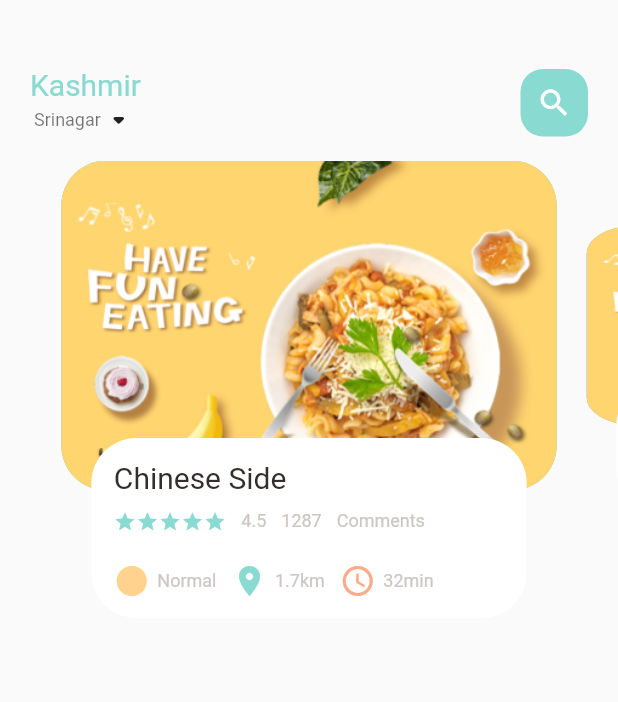
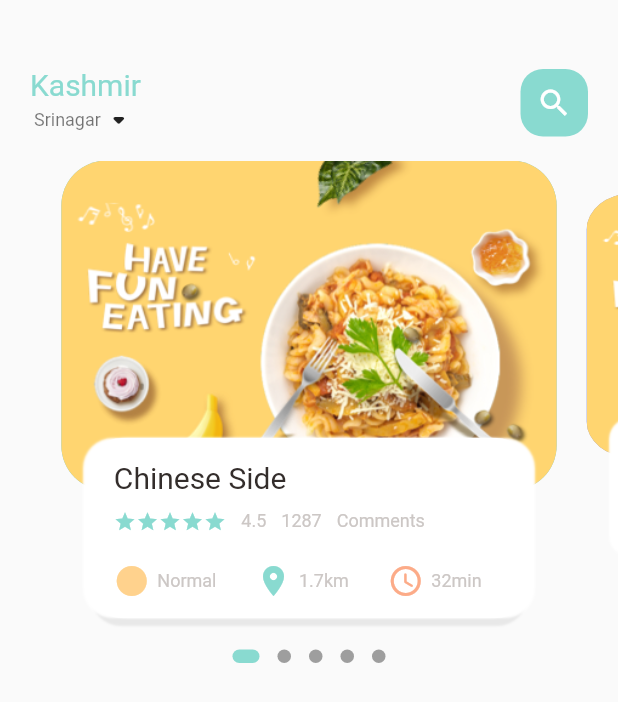
Before and after one commit to Aasimbhat/Food_delivery_app, a Flutter app: the screen it shows after launch, on a phone screen of 412 x 824 dp. Shown: the top 702 px of the screen. Run offline on Flutter 3.47's test engine with Material 2 defaults, Android fonts, the phone set to English and light mode, and no system bars; drawn by our look-alikes of dots_indicator.

Commit message:
added functionalities

```diff
--- a/lib/home/food_page_body.dart
+++ b/lib/home/food_page_body.dart
@@ -1,3 +1,4 @@
+import 'package:dots_indicator/dots_indicator.dart';
 import 'package:flutter/material.dart';
 import 'package:food_delivery_app/utils/colors.dart';
 import 'package:food_delivery_app/widgets/big_text.dart';
@@ -31,7 +32,9 @@ class _FoodPageBodyState extends State<FoodPageBody> {
 
   @override
   Widget build(BuildContext context) {
-    return Container(
+    return Column(
+      children: [
+        Container(
           height: 320,
           child: PageView.builder(
               controller: pageController,
@@ -39,25 +42,54 @@ class _FoodPageBodyState extends State<FoodPageBody> {
               itemBuilder: (context, position) {
                 return _buildPageItem(position);
               }),
+        ),
+        new DotsIndicator(
+
+          dotsCount: 5,
+          position: _currPageValue,
+          decorator: DotsDecorator(
+            activeColor: AppColors.mainColor,
+            size: const Size.square(9.0),
+            activeSize: const Size(18.0, 9.0),
+            activeShape: RoundedRectangleBorder(
+                borderRadius: BorderRadius.circular(5.0)),
+          ),
+        )
+      ],
     );
   }
 
   Widget _buildPageItem(int index) {
-    Matrix4 matrix = new Matrix4.identity(); //x y z cordinates
+    Matrix4 matrix = new Matrix4
+        .identity(); //x y z cordinates //for scaling //create instance
     if (index == _currPageValue.floor()) {
+      //roud number
       var currScale = 1 - (_currPageValue - index) * (1 - _scaleFactor);
       var currTrans = _height * (1 - currScale) / 2;
       matrix = Matrix4.diagonal3Values(1, currScale, 1)
         ..setTranslationRaw(0, currTrans, 0);
     } else if (index == _currPageValue.floor() + 1) {
       var currScale =
-          _scaleFactor + (_currPageValue - index) * (1 - _scaleFactor);
+          _scaleFactor + (_currPageValue - index + 1) * (1 - _scaleFactor);
       var currTrans = _height * (1 - currScale) / 2;
 
       matrix = Matrix4.diagonal3Values(1, currScale, 1);
 
       matrix = Matrix4.diagonal3Values(1, currScale, 1)
         ..setTranslationRaw(0, currTrans, 0);
+    } else if (index == _currPageValue.floor() + 1) {
+      var currScale = 1 - (_currPageValue - index) * (1 - _scaleFactor);
+
+      var currTrans = _height * (1 - currScale) / 2;
+
+      matrix = Matrix4.diagonal3Values(1, currScale, 1);
+
+      matrix = Matrix4.diagonal3Values(1, currScale, 1)
+        ..setTranslationRaw(0, currTrans, 0);
+    } else {
+      var currScale = 0.8;
+      matrix = Matrix4.diagonal3Values(1, currScale, 1)
+        ..setTranslationRaw(0, _height * (1 - _scaleFactor), 1);
     }
     return Transform(
       transform: matrix,
@@ -80,7 +112,25 @@ class _FoodPageBodyState extends State<FoodPageBody> {
             height: 120,
             margin: const EdgeInsets.only(left: 30, right: 30, bottom: 15),
             decoration: BoxDecoration(
-                borderRadius: BorderRadius.circular(30), color: Colors.white),
+                borderRadius: BorderRadius.circular(20),
+                color: Colors.white,
+                boxShadow: [
+                  BoxShadow(
+                      color: Color(0xffe8e8e8),
+                      blurRadius: 0.5,
+                      offset: Offset(
+                        0,
+                        5,
+                      )),
+                  BoxShadow(
+                      color: Colors.white,
+                      blurRadius: 0.5,
+                      offset: Offset(-5, 0)),
+                  BoxShadow(
+                      color: Colors.white,
+                      blurRadius: 0.5,
+                      offset: Offset(5, 0)),
+                ]),
             child: Container(
               padding: const EdgeInsets.only(top: 15, left: 15, right: 30),
               child: Column(
@@ -110,6 +160,7 @@ class _FoodPageBodyState extends State<FoodPageBody> {
                   ),
                   SizedBox(height: 20),
                   Row(
+                    mainAxisAlignment: MainAxisAlignment.spaceBetween,
                     children: [
                       IconAndTextWidget(
                           icon: Icons.circle_sharp,
--- /dev/null
+++ b/lib/utils/dimenstions.dart
@@ -0,0 +1,3 @@
+class Dimensions{
+
+}
--- a/pubspec.yaml
+++ b/pubspec.yaml
@@ -29,7 +29,7 @@ environment:
 dependencies:
   flutter:
     sdk: flutter
-
+  dots_indicator: ^2.0.0
 
   # The following adds the Cupertino Icons font to your application.
   # Use with the CupertinoIcons class for iOS style icons.
```
Also changed, not shown: pubspec.lock. Lines whose indentation alone changed are shown as unchanged.
